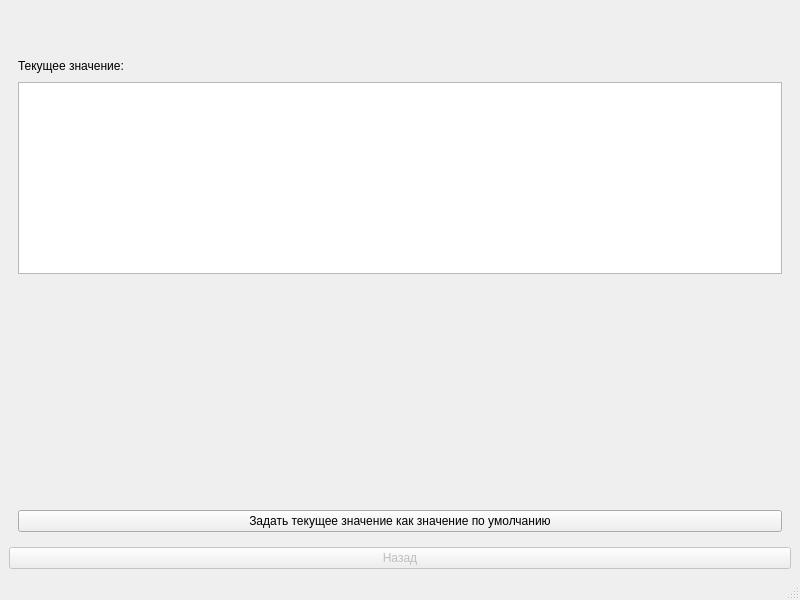
CausaPrincipalis71/dconf-deffaults-editor, file mainwindow.ui: the form before one commit.
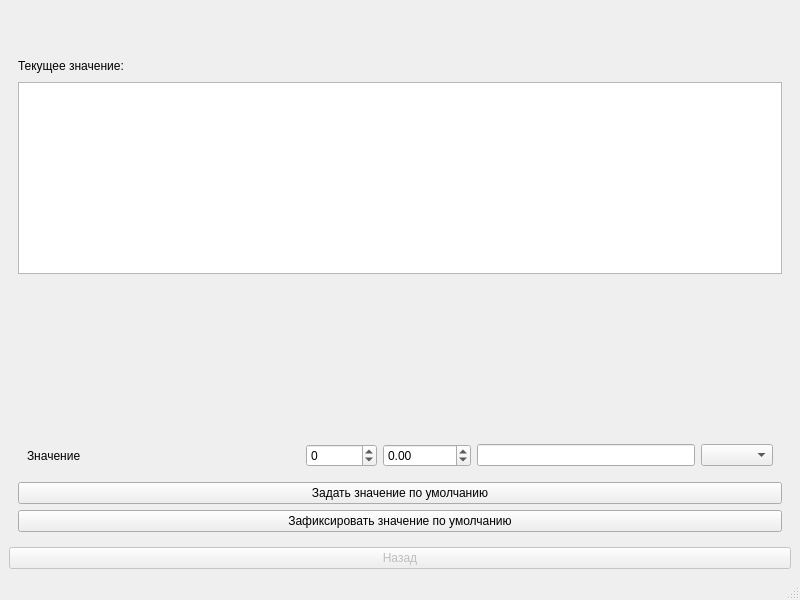
The form after the commit. The open tabs and pages were chosen to show the change.

Commit message: Added the functionality of fixing the default value, added processing of the double type and all non-standard types are now processed using lineEdit

Patch:
```diff
--- a/mainwindow.ui
+++ b/mainwindow.ui
@@ -182,10 +182,75 @@
           </property>
          </spacer>
         </item>
+        <item>
+         <widget class="QWidget" name="widget_2" native="true">
+          <property name="sizePolicy">
+           <sizepolicy hsizetype="Preferred" vsizetype="Preferred">
+            <horstretch>0</horstretch>
+            <verstretch>0</verstretch>
+           </sizepolicy>
+          </property>
+          <layout class="QHBoxLayout" name="horizontalLayout_3">
+           <item>
+            <widget class="QLabel" name="label">
+             <property name="text">
+              <string>Значение</string>
+             </property>
+            </widget>
+           </item>
+           <item>
+            <spacer name="horizontalSpacer_2">
+             <property name="orientation">
+              <enum>Qt::Horizontal</enum>
+             </property>
+             <property name="sizeHint" stdset="0">
+              <size>
+               <width>40</width>
+               <height>20</height>
+              </size>
+             </property>
+            </spacer>
+           </item>
+           <item>
+            <widget class="QSpinBox" name="keyValue_spinBox">
+             <property name="minimum">
+              <number>-2147483647</number>
+             </property>
+             <property name="maximum">
+              <number>2147483647</number>
+             </property>
+            </widget>
+           </item>
+           <item>
+            <widget class="QDoubleSpinBox" name="keyValue_doubleSpinBox">
+             <property name="minimum">
+              <double>-2147483647.000000000000000</double>
+             </property>
+             <property name="maximum">
+              <double>2147483647.000000000000000</double>
+             </property>
+            </widget>
+           </item>
+           <item>
+            <widget class="QLineEdit" name="keyValue_lineEdit"/>
+           </item>
+           <item>
+            <widget class="QComboBox" name="keyValue_comboBox"/>
+           </item>
+          </layout>
+         </widget>
+        </item>
         <item>
          <widget class="QPushButton" name="setCurrentValuesAsDefault_pushButton">
           <property name="text">
-           <string>Задать текущее значение как значение по умолчанию</string>
+           <string>Задать значение по умолчанию</string>
+          </property>
+         </widget>
+        </item>
+        <item>
+         <widget class="QPushButton" name="fixCurrentValueAsDefaulr_pushbutton">
+          <property name="text">
+           <string>Зафиксировать значение по умолчанию</string>
           </property>
          </widget>
         </item>
```
The commit also changes 4 other files.
